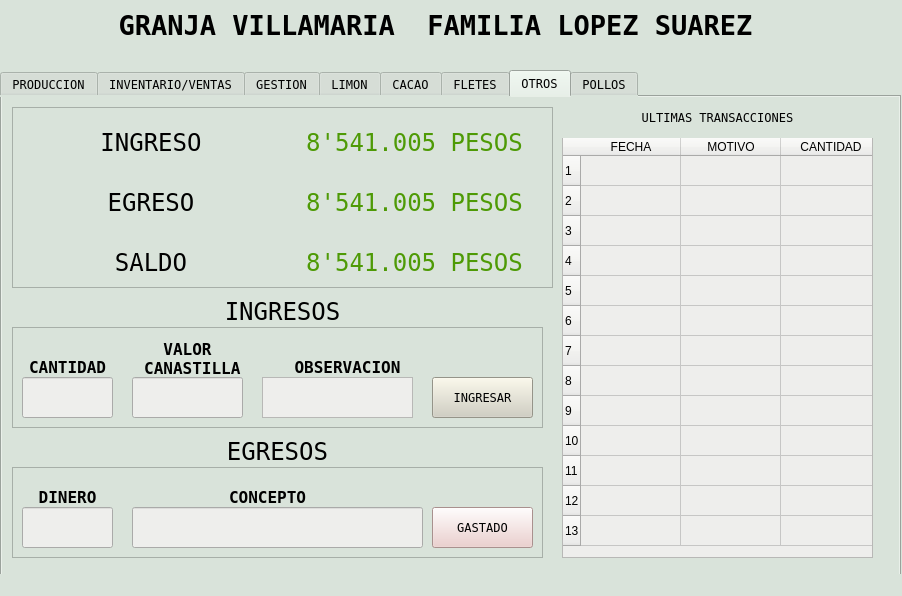
The window that programa/interfaz_grafica/Interfaz_de_usuario.ui (joaramirezra/Huevos-familia-lopez) describes before a commit, drawn with Qt 5.
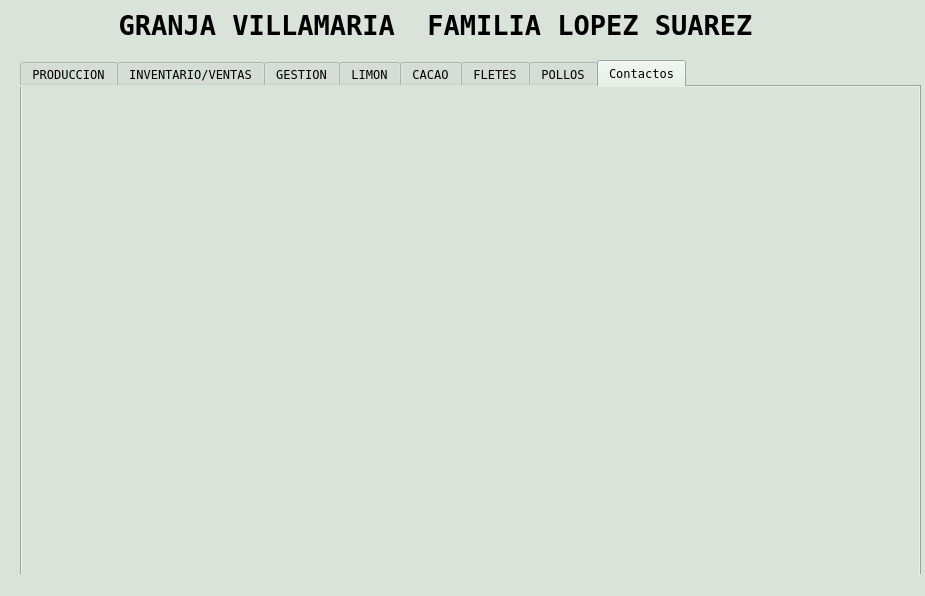
The same window after the commit. The open tabs and pages were chosen to show the change. Custom widgets are drawn as their Qt base class.

Commit message: V2 WORKING AND DELIVER IT

```diff
--- a/programa/interfaz_grafica/Interfaz_de_usuario.ui
+++ b/programa/interfaz_grafica/Interfaz_de_usuario.ui
@@ -6,7 +6,7 @@
    <rect>
     <x>0</x>
     <y>0</y>
-    <width>902</width>
+    <width>925</width>
     <height>596</height>
    </rect>
   </property>
@@ -23,8 +23,8 @@
    <widget class="QTabWidget" name="tabs">
     <property name="geometry">
      <rect>
-      <x>0</x>
-      <y>70</y>
+      <x>20</x>
+      <y>60</y>
       <width>901</width>
       <height>521</height>
      </rect>
@@ -4139,624 +4139,7 @@
      <widget class="QLabel" name="label_287">
       <property name="geometry">
        <rect>
-        <x>10</x>
-        <y>340</y>
-        <width>531</width>
-        <height>28</height>
-       </rect>
-      </property>
-      <property name="font">
-       <font>
-        <family>Andale Mono</family>
-        <pointsize>18</pointsize>
-       </font>
-      </property>
-      <property name="text">
-       <string>EGRESOS</string>
-      </property>
-      <property name="alignment">
-       <set>Qt::AlignCenter</set>
-      </property>
-     </widget>
-    </widget>
-    <widget class="QWidget" name="tab_4">
-     <attribute name="title">
-      <string>OTROS</string>
-     </attribute>
-     <widget class="QFrame" name="frame_20">
-      <property name="geometry">
-       <rect>
-        <x>10</x>
-        <y>10</y>
-        <width>541</width>
-        <height>181</height>
-       </rect>
-      </property>
-      <property name="font">
-       <font>
-        <family>Andale Mono</family>
-       </font>
-      </property>
-      <property name="frameShape">
-       <enum>QFrame::StyledPanel</enum>
-      </property>
-      <property name="frameShadow">
-       <enum>QFrame::Raised</enum>
-      </property>
-      <widget class="QWidget" name="layoutWidget_33">
-       <property name="geometry">
-        <rect>
-         <x>10</x>
-         <y>80</y>
-         <width>521</width>
-         <height>30</height>
-        </rect>
-       </property>
-       <layout class="QHBoxLayout" name="horizontalLayout_30">
-        <item>
-         <widget class="QLabel" name="label_203">
-          <property name="font">
-           <font>
-            <family>Andale Mono</family>
-            <pointsize>18</pointsize>
-           </font>
-          </property>
-          <property name="text">
-           <string>EGRESO</string>
-          </property>
-          <property name="alignment">
-           <set>Qt::AlignCenter</set>
-          </property>
-         </widget>
-        </item>
-        <item>
-         <widget class="QLabel" name="valor_egreso_otros">
-          <property name="font">
-           <font>
-            <family>Andale Mono</family>
-            <pointsize>18</pointsize>
-           </font>
-          </property>
-          <property name="styleSheet">
-           <string notr="true">color: rgb(78, 154, 6);</string>
-          </property>
-          <property name="text">
-           <string>8'541.005 PESOS</string>
-          </property>
-          <property name="alignment">
-           <set>Qt::AlignCenter</set>
-          </property>
-         </widget>
-        </item>
-       </layout>
-      </widget>
-      <widget class="QWidget" name="layoutWidget_34">
-       <property name="geometry">
-        <rect>
-         <x>10</x>
-         <y>140</y>
-         <width>521</width>
-         <height>30</height>
-        </rect>
-       </property>
-       <layout class="QHBoxLayout" name="horizontalLayout_31">
-        <item>
-         <widget class="QLabel" name="label_204">
-          <property name="font">
-           <font>
-            <family>Andale Mono</family>
-            <pointsize>18</pointsize>
-           </font>
-          </property>
-          <property name="text">
-           <string>SALDO</string>
-          </property>
-          <property name="alignment">
-           <set>Qt::AlignCenter</set>
-          </property>
-         </widget>
-        </item>
-        <item>
-         <widget class="QLabel" name="valor_saldo_otros">
-          <property name="font">
-           <font>
-            <family>Andale Mono</family>
-            <pointsize>18</pointsize>
-           </font>
-          </property>
-          <property name="styleSheet">
-           <string notr="true">color: rgb(78, 154, 6);</string>
-          </property>
-          <property name="text">
-           <string>8'541.005 PESOS</string>
-          </property>
-          <property name="alignment">
-           <set>Qt::AlignCenter</set>
-          </property>
-         </widget>
-        </item>
-       </layout>
-      </widget>
-      <widget class="QWidget" name="layoutWidget_35">
-       <property name="geometry">
-        <rect>
-         <x>10</x>
-         <y>20</y>
-         <width>521</width>
-         <height>30</height>
-        </rect>
-       </property>
-       <layout class="QHBoxLayout" name="horizontalLayout_32">
-        <item>
-         <widget class="QLabel" name="label_206">
-          <property name="font">
-           <font>
-            <family>Andale Mono</family>
-            <pointsize>18</pointsize>
-           </font>
-          </property>
-          <property name="text">
-           <string>INGRESO</string>
-          </property>
-          <property name="alignment">
-           <set>Qt::AlignCenter</set>
-          </property>
-         </widget>
-        </item>
-        <item>
-         <widget class="QLabel" name="valor_ingreso_otros">
-          <property name="font">
-           <font>
-            <family>Andale Mono</family>
-            <pointsize>18</pointsize>
-           </font>
-          </property>
-          <property name="styleSheet">
-           <string notr="true">color: rgb(78, 154, 6);</string>
-          </property>
-          <property name="text">
-           <string>8'541.005 PESOS</string>
-          </property>
-          <property name="alignment">
-           <set>Qt::AlignCenter</set>
-          </property>
-         </widget>
-        </item>
-       </layout>
-      </widget>
-     </widget>
-     <widget class="QFrame" name="frame_15">
-      <property name="geometry">
-       <rect>
-        <x>10</x>
-        <y>230</y>
-        <width>531</width>
-        <height>101</height>
-       </rect>
-      </property>
-      <property name="font">
-       <font>
-        <family>Andale Mono</family>
-       </font>
-      </property>
-      <property name="frameShape">
-       <enum>QFrame::StyledPanel</enum>
-      </property>
-      <property name="frameShadow">
-       <enum>QFrame::Raised</enum>
-      </property>
-      <widget class="QLabel" name="label_279">
-       <property name="geometry">
-        <rect>
-         <x>10</x>
-         <y>20</y>
-         <width>91</width>
-         <height>41</height>
-        </rect>
-       </property>
-       <property name="font">
-        <font>
-         <family>Andale Mono</family>
-         <pointsize>12</pointsize>
-         <weight>75</weight>
-         <bold>true</bold>
-        </font>
-       </property>
-       <property name="text">
-        <string>CANTIDAD</string>
-       </property>
-       <property name="alignment">
-        <set>Qt::AlignCenter</set>
-       </property>
-      </widget>
-      <widget class="QPushButton" name="boton_venta_otros">
-       <property name="geometry">
-        <rect>
-         <x>420</x>
-         <y>50</y>
-         <width>101</width>
-         <height>41</height>
-        </rect>
-       </property>
-       <property name="font">
-        <font>
-         <family>Andale Mono</family>
-        </font>
-       </property>
-       <property name="styleSheet">
-        <string notr="true">background-color: rgb(209, 207, 192);</string>
-       </property>
-       <property name="text">
-        <string>INGRESAR</string>
-       </property>
-      </widget>
-      <widget class="QLabel" name="label_280">
-       <property name="geometry">
-        <rect>
-         <x>120</x>
-         <y>10</y>
-         <width>111</width>
-         <height>44</height>
-        </rect>
-       </property>
-       <property name="font">
-        <font>
-         <family>Andale Mono</family>
-         <pointsize>12</pointsize>
-         <weight>75</weight>
-         <bold>true</bold>
-        </font>
-       </property>
-       <property name="text">
-        <string>VALOR
- CANASTILLA</string>
-       </property>
-       <property name="alignment">
-        <set>Qt::AlignCenter</set>
-       </property>
-      </widget>
-      <widget class="QLabel" name="label_281">
-       <property name="geometry">
-        <rect>
-         <x>260</x>
-         <y>20</y>
-         <width>151</width>
-         <height>41</height>
-        </rect>
-       </property>
-       <property name="font">
-        <font>
-         <family>Andale Mono</family>
-         <pointsize>12</pointsize>
-         <weight>75</weight>
-         <bold>true</bold>
-        </font>
-       </property>
-       <property name="text">
-        <string>OBSERVACION</string>
-       </property>
-       <property name="alignment">
-        <set>Qt::AlignCenter</set>
-       </property>
-      </widget>
-      <widget class="QLineEdit" name="cantidad_otros_venta_6">
-       <property name="geometry">
-        <rect>
-         <x>10</x>
-         <y>50</y>
-         <width>91</width>
-         <height>41</height>
-        </rect>
-       </property>
-       <property name="styleSheet">
-        <string notr="true">background-color: rgb(238, 238, 236);</string>
-       </property>
-      </widget>
-      <widget class="QTextEdit" name="observacion_otros">
-       <property name="geometry">
-        <rect>
-         <x>250</x>
-         <y>50</y>
-         <width>151</width>
-         <height>41</height>
-        </rect>
-       </property>
-       <property name="font">
-        <font/>
-       </property>
-       <property name="styleSheet">
-        <string notr="true">background-color: rgb(238, 238, 236);</string>
-       </property>
-       <property name="html">
-        <string>&lt;!DOCTYPE HTML PUBLIC &quot;-//W3C//DTD HTML 4.0//EN&quot; &quot;http://www.w3.org/TR/REC-html40/strict.dtd&quot;&gt;
-&lt;html&gt;&lt;head&gt;&lt;meta name=&quot;qrichtext&quot; content=&quot;1&quot; /&gt;&lt;style type=&quot;text/css&quot;&gt;
-p, li { white-space: pre-wrap; }
-&lt;/style&gt;&lt;/head&gt;&lt;body style=&quot; font-family:'Ubuntu'; font-size:11pt; font-weight:400; font-style:normal;&quot;&gt;
-&lt;p style=&quot;-qt-paragraph-type:empty; margin-top:0px; margin-bottom:0px; margin-left:0px; margin-right:0px; -qt-block-indent:0; text-indent:0px;&quot;&gt;&lt;br /&gt;&lt;/p&gt;&lt;/body&gt;&lt;/html&gt;</string>
-       </property>
-      </widget>
-      <widget class="QLineEdit" name="valor_venta_otros">
-       <property name="geometry">
-        <rect>
-         <x>120</x>
-         <y>50</y>
-         <width>111</width>
-         <height>41</height>
-        </rect>
-       </property>
-       <property name="styleSheet">
-        <string notr="true">background-color: rgb(238, 238, 236);</string>
-       </property>
-      </widget>
-     </widget>
-     <widget class="QTableWidget" name="tabla_gasto_otros">
-      <property name="geometry">
-       <rect>
-        <x>560</x>
-        <y>40</y>
-        <width>311</width>
-        <height>421</height>
-       </rect>
-      </property>
-      <property name="styleSheet">
-       <string notr="true">font: 11pt &quot;Andale Mono&quot;;
-background-color: rgb(238, 238, 236);</string>
-      </property>
-      <property name="verticalScrollBarPolicy">
-       <enum>Qt::ScrollBarAlwaysOff</enum>
-      </property>
-      <property name="horizontalScrollBarPolicy">
-       <enum>Qt::ScrollBarAlwaysOff</enum>
-      </property>
-      <row>
-       <property name="text">
-        <string>1</string>
-       </property>
-      </row>
-      <row>
-       <property name="text">
-        <string>2</string>
-       </property>
-      </row>
-      <row>
-       <property name="text">
-        <string>3</string>
-       </property>
-      </row>
-      <row>
-       <property name="text">
-        <string>4</string>
-       </property>
-      </row>
-      <row>
-       <property name="text">
-        <string>5</string>
-       </property>
-      </row>
-      <row>
-       <property name="text">
-        <string>6</string>
-       </property>
-      </row>
-      <row>
-       <property name="text">
-        <string>7</string>
-       </property>
-      </row>
-      <row>
-       <property name="text">
-        <string>8</string>
-       </property>
-      </row>
-      <row>
-       <property name="text">
-        <string>9</string>
-       </property>
-      </row>
-      <row>
-       <property name="text">
-        <string>10</string>
-       </property>
-      </row>
-      <row>
-       <property name="text">
-        <string>11</string>
-       </property>
-      </row>
-      <row>
-       <property name="text">
-        <string>12</string>
-       </property>
-      </row>
-      <row>
-       <property name="text">
-        <string>13</string>
-       </property>
-      </row>
-      <column>
-       <property name="text">
-        <string>FECHA</string>
-       </property>
-      </column>
-      <column>
-       <property name="text">
-        <string>MOTIVO</string>
-       </property>
-      </column>
-      <column>
-       <property name="text">
-        <string>CANTIDAD</string>
-       </property>
-      </column>
-     </widget>
-     <widget class="QFrame" name="frame_16">
-      <property name="geometry">
-       <rect>
-        <x>10</x>
-        <y>370</y>
-        <width>531</width>
-        <height>91</height>
-       </rect>
-      </property>
-      <property name="font">
-       <font>
-        <family>Andale Mono</family>
-       </font>
-      </property>
-      <property name="frameShape">
-       <enum>QFrame::StyledPanel</enum>
-      </property>
-      <property name="frameShadow">
-       <enum>QFrame::Raised</enum>
-      </property>
-      <widget class="QPushButton" name="boton_gasto_otros">
-       <property name="geometry">
-        <rect>
-         <x>420</x>
-         <y>40</y>
-         <width>101</width>
-         <height>41</height>
-        </rect>
-       </property>
-       <property name="font">
-        <font>
-         <family>Andale Mono</family>
-        </font>
-       </property>
-       <property name="styleSheet">
-        <string notr="true">background-color: rgb(236, 201, 199);</string>
-       </property>
-       <property name="text">
-        <string>GASTADO</string>
-       </property>
-      </widget>
-      <widget class="QLabel" name="label_282">
-       <property name="geometry">
-        <rect>
-         <x>10</x>
-         <y>10</y>
-         <width>91</width>
-         <height>41</height>
-        </rect>
-       </property>
-       <property name="font">
-        <font>
-         <family>Andale Mono</family>
-         <pointsize>12</pointsize>
-         <weight>75</weight>
-         <bold>true</bold>
-        </font>
-       </property>
-       <property name="text">
-        <string>DINERO</string>
-       </property>
-       <property name="alignment">
-        <set>Qt::AlignCenter</set>
-       </property>
-      </widget>
-      <widget class="QLineEdit" name="cantidad_gasto_otros">
-       <property name="geometry">
-        <rect>
-         <x>10</x>
-         <y>40</y>
-         <width>91</width>
-         <height>41</height>
-        </rect>
-       </property>
-       <property name="styleSheet">
-        <string notr="true">background-color: rgb(238, 238, 236);</string>
-       </property>
-      </widget>
-      <widget class="QLineEdit" name="concepto_gasto_otros">
-       <property name="geometry">
-        <rect>
-         <x>120</x>
-         <y>40</y>
-         <width>291</width>
-         <height>41</height>
-        </rect>
-       </property>
-       <property name="styleSheet">
-        <string notr="true">background-color: rgb(238, 238, 236);</string>
-       </property>
-      </widget>
-      <widget class="QLabel" name="label_283">
-       <property name="geometry">
-        <rect>
-         <x>120</x>
-         <y>20</y>
-         <width>271</width>
-         <height>21</height>
-        </rect>
-       </property>
-       <property name="font">
-        <font>
-         <family>Andale Mono</family>
-         <pointsize>12</pointsize>
-         <weight>75</weight>
-         <bold>true</bold>
-        </font>
-       </property>
-       <property name="text">
-        <string>CONCEPTO</string>
-       </property>
-       <property name="alignment">
-        <set>Qt::AlignCenter</set>
-       </property>
-      </widget>
-      <zorder>label_283</zorder>
-      <zorder>boton_gasto_otros</zorder>
-      <zorder>label_282</zorder>
-      <zorder>cantidad_gasto_otros</zorder>
-      <zorder>concepto_gasto_otros</zorder>
-     </widget>
-     <widget class="QLabel" name="label_284">
-      <property name="geometry">
-       <rect>
-        <x>20</x>
-        <y>200</y>
-        <width>521</width>
-        <height>28</height>
-       </rect>
-      </property>
-      <property name="font">
-       <font>
-        <family>Andale Mono</family>
-        <pointsize>18</pointsize>
-       </font>
-      </property>
-      <property name="text">
-       <string>INGRESOS</string>
-      </property>
-      <property name="alignment">
-       <set>Qt::AlignCenter</set>
-      </property>
-     </widget>
-     <widget class="QLabel" name="label_285">
-      <property name="geometry">
-       <rect>
-        <x>560</x>
-        <y>0</y>
-        <width>311</width>
-        <height>41</height>
-       </rect>
-      </property>
-      <property name="font">
-       <font>
-        <family>Andale Mono</family>
-       </font>
-      </property>
-      <property name="text">
-       <string>ULTIMAS TRANSACCIONES</string>
-      </property>
-      <property name="alignment">
-       <set>Qt::AlignCenter</set>
-      </property>
-     </widget>
-     <widget class="QLabel" name="label_308">
-      <property name="geometry">
-       <rect>
-        <x>10</x>
+        <x>160</x>
         <y>340</y>
         <width>531</width>
         <height>28</height>
@@ -5518,6 +4901,11 @@
      <zorder>precio_pollos</zorder>
      <zorder>frame_21</zorder>
     </widget>
+    <widget class="QWidget" name="tab_4">
+     <attribute name="title">
+      <string>Contactos</string>
+     </attribute>
+    </widget>
    </widget>
    <widget class="QLabel" name="label_7">
     <property name="geometry">
```
Left out of the diff: 540 changed lines with no effect on the pictures. The commit also changes 2 other files.
